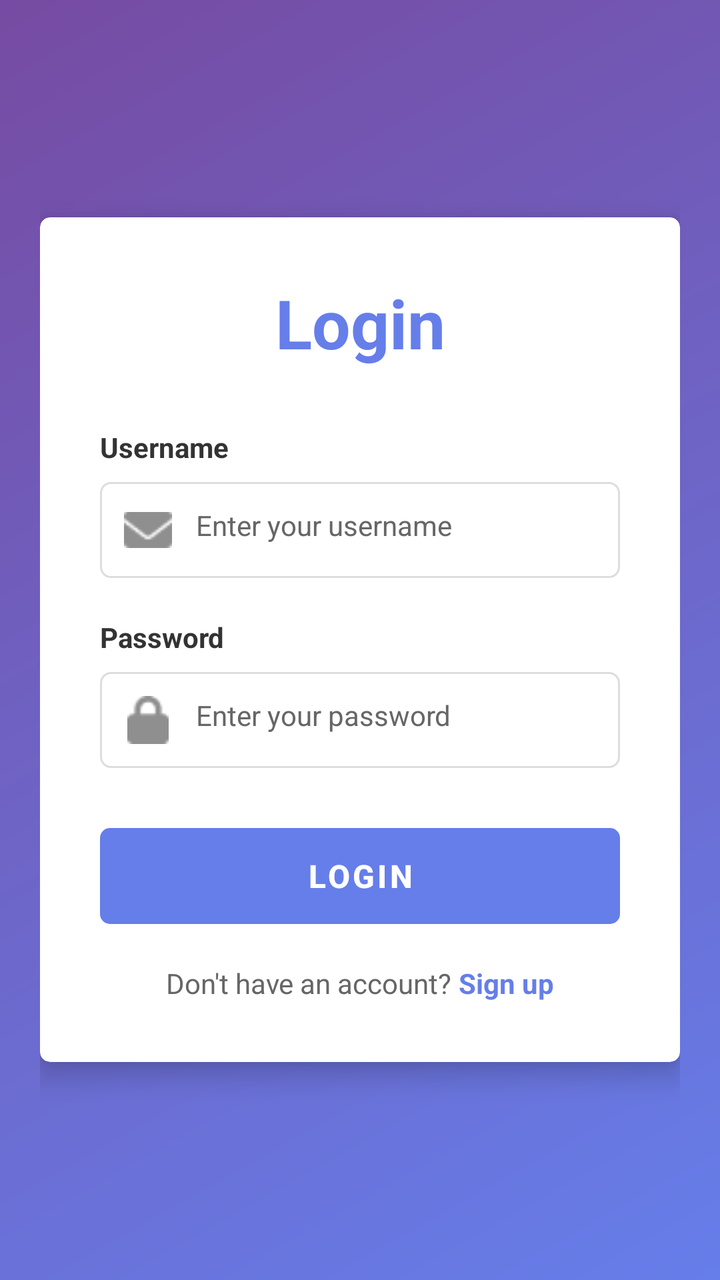
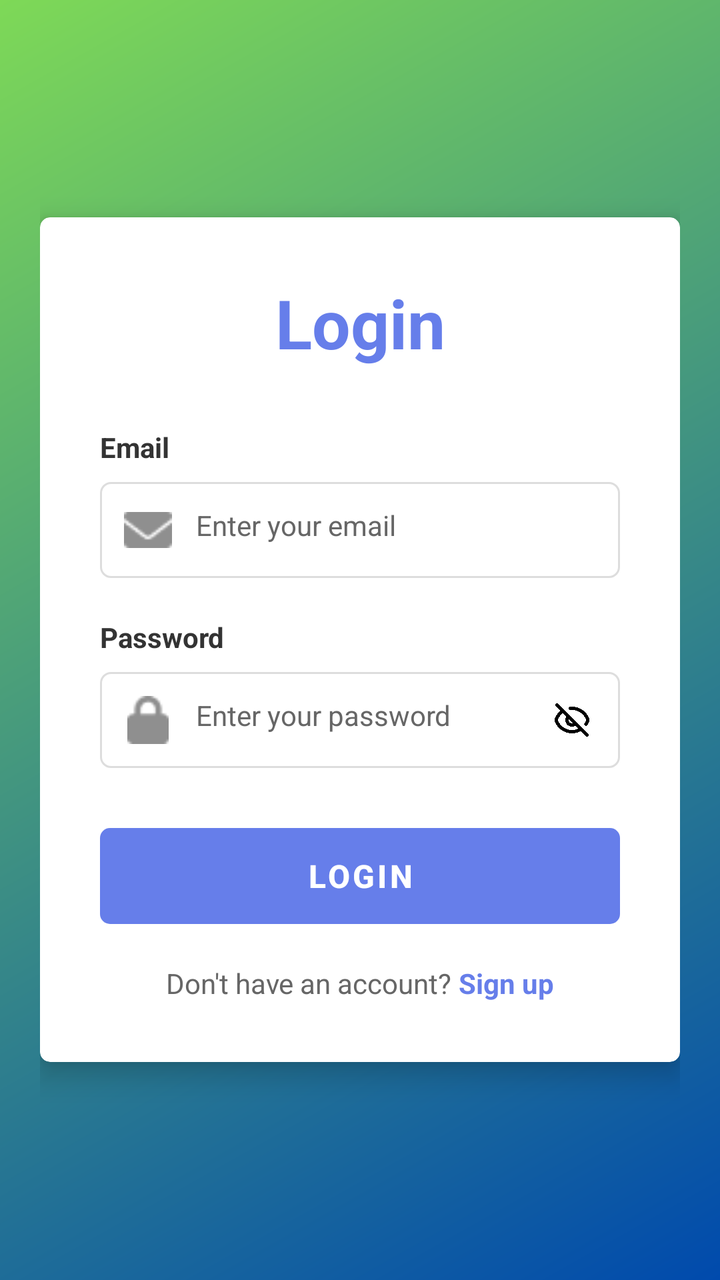

An Android layout rendered at two revisions. The XML below is the earlier revision; the diff shows what the commit changed to produce the second picture.
<!-- AndroidManifest.xml: application theme Theme.LogPoint -->
<!-- res/layout/activity_login.xml -->
<?xml version="1.0" encoding="utf-8"?>
<LinearLayout xmlns:android="http://schemas.android.com/apk/res/android"
    xmlns:app="http://schemas.android.com/apk/res-auto"
    android:layout_width="match_parent"
    android:layout_height="match_parent"
    android:orientation="vertical"
    android:background="@drawable/gradient_background"
    android:gravity="center"
    android:padding="@dimen/spacing_xl">

    <androidx.cardview.widget.CardView
        android:layout_width="match_parent"
        android:layout_height="wrap_content"
        app:cardCornerRadius="@dimen/button_corner_radius"
        app:cardElevation="8dp"
        app:cardBackgroundColor="@color/white">

        <LinearLayout
            android:layout_width="match_parent"
            android:layout_height="wrap_content"
            android:orientation="vertical"
            android:padding="@dimen/spacing_xxxl">

            <TextView
                android:layout_width="match_parent"
                android:layout_height="wrap_content"
                android:text="Login"
                android:textSize="@dimen/text_huge"
                android:textColor="@color/primary_dark"
                android:textStyle="bold"
                android:gravity="center"
                android:layout_marginBottom="@dimen/spacing_xxxl" />

            
            <TextView
                android:layout_width="match_parent"
                android:layout_height="wrap_content"
                android:text="Username"
                android:textColor="@color/text_dark"
                android:textSize="@dimen/text_sm"
                android:textStyle="bold"
                android:layout_marginBottom="@dimen/spacing_sm"
                android:gravity="start" />

            
            <RelativeLayout
                android:layout_width="match_parent"
                android:layout_height="wrap_content"
                android:layout_marginBottom="@dimen/spacing_xl"
                android:background="@drawable/input_background"
                android:padding="@dimen/input_padding"
                android:focusable="false">

                <ImageView
                    android:id="@+id/iconEmail"
                    android:layout_width="@dimen/icon_size_lg"
                    android:layout_height="@dimen/icon_size_lg"
                    android:src="@drawable/ic_email"
                    android:layout_alignParentStart="true"
                    android:layout_centerVertical="true"
                    android:focusable="false" />

                <EditText
                    android:id="@+id/etUsername"
                    android:layout_width="match_parent"
                    android:layout_height="wrap_content"
                    android:layout_toEndOf="@id/iconEmail"
                    android:layout_marginStart="@dimen/input_icon_margin"
                    android:hint="Enter your username"
                    android:background="@null"
                    android:textSize="@dimen/text_sm"
                    android:maxLines="1"
                    android:inputType="text"
                    android:textColor="@color/text_dark"
                    android:textColorHint="@color/text_light"
                    android:gravity="start|center_vertical"
                    android:focusable="true"
                    android:focusableInTouchMode="true"
                    android:cursorVisible="true"
                    android:clickable="true" />
            </RelativeLayout>

            
            <TextView
                android:layout_width="match_parent"
                android:layout_height="wrap_content"
                android:text="Password"
                android:textColor="@color/text_dark"
                android:textSize="@dimen/text_sm"
                android:textStyle="bold"
                android:layout_marginBottom="@dimen/spacing_sm"
                android:gravity="start" />

            
            <RelativeLayout
                android:layout_width="match_parent"
                android:layout_height="wrap_content"
                android:layout_marginBottom="@dimen/spacing_xxxl"
                android:background="@drawable/input_background"
                android:padding="@dimen/input_padding"
                android:focusable="false">

                <ImageView
                    android:id="@+id/iconPassword"
                    android:layout_width="@dimen/icon_size_lg"
                    android:layout_height="@dimen/icon_size_lg"
                    android:src="@drawable/ic_password"
                    android:layout_alignParentStart="true"
                    android:layout_centerVertical="true"
                    android:focusable="false" />

                <EditText
                    android:id="@+id/etPassword"
                    android:layout_width="match_parent"
                    android:layout_height="wrap_content"
                    android:layout_toEndOf="@id/iconPassword"
                    android:layout_marginStart="@dimen/input_icon_margin"
                    android:hint="Enter your password"
                    android:inputType="textPassword"
                    android:background="@null"
                    android:textSize="@dimen/text_sm"
                    android:maxLines="1"
                    android:textColor="@color/text_dark"
                    android:textColorHint="@color/text_light"
                    android:gravity="start|center_vertical"
                    android:focusable="true"
                    android:focusableInTouchMode="true"
                    android:cursorVisible="true"
                    android:clickable="true" />
            </RelativeLayout>

            
            <TextView
                android:id="@+id/tvError"
                android:layout_width="match_parent"
                android:layout_height="wrap_content"
                android:textColor="@color/error"
                android:textSize="@dimen/text_xs"
                android:gravity="center"
                android:visibility="gone"
                android:layout_marginBottom="@dimen/spacing_sm" />

            
            <com.google.android.material.button.MaterialButton
                android:id="@+id/btnLogin"
                android:layout_width="match_parent"
                android:layout_height="@dimen/button_height"
                android:background="@drawable/gradient_button"
                android:text="Login"
                android:textColor="@color/white"
                android:textSize="@dimen/text_md"
                android:textStyle="bold"
                android:layout_marginBottom="@dimen/spacing_xl"
                app:cornerRadius="@dimen/button_corner_radius"
                android:stateListAnimator="@null" />

            
            <ProgressBar
                android:id="@+id/progressBar"
                android:layout_width="wrap_content"
                android:layout_height="wrap_content"
                android:layout_gravity="center"
                android:visibility="gone"
                android:layout_marginBottom="@dimen/spacing_xl" />

            
            <LinearLayout
                android:layout_width="match_parent"
                android:layout_height="wrap_content"
                android:orientation="horizontal"
                android:gravity="center">

                <TextView
                    android:layout_width="wrap_content"
                    android:layout_height="wrap_content"
                    android:text="Don't have an account? "
                    android:textColor="@color/text_light"
                    android:textSize="@dimen/text_sm"
                    android:gravity="start" />

                <TextView
                    android:id="@+id/tvSignUp"
                    android:layout_width="wrap_content"
                    android:layout_height="wrap_content"
                    android:text="Sign up"
                    android:textColor="@color/primary_dark"
                    android:textSize="@dimen/text_sm"
                    android:textStyle="bold"
                    android:clickable="true"
                    android:focusable="true"
                    android:gravity="start" />

            </LinearLayout>

        </LinearLayout>

    </androidx.cardview.widget.CardView>

</LinearLayout>
<!-- resources referenced by this layout -->
<resources>
  <color name="error">#F44336</color>
  <color name="primary_dark">#667EEA</color>
  <color name="text_dark">#333333</color>
  <color name="text_light">#666666</color>
  <color name="white">#FFFFFF</color>
  <dimen name="button_corner_radius">5dp</dimen>
  <dimen name="button_height">48dp</dimen>
  <dimen name="icon_size_lg">24dp</dimen>
  <dimen name="input_icon_margin">12dp</dimen>
  <dimen name="input_padding">12dp</dimen>
  <dimen name="spacing_sm">8dp</dimen>
  <dimen name="spacing_xl">20dp</dimen>
  <dimen name="spacing_xxxl">30dp</dimen>
  <dimen name="text_huge">34sp</dimen>
  <dimen name="text_md">16sp</dimen>
  <dimen name="text_sm">14sp</dimen>
  <dimen name="text_xs">12sp</dimen>
  <!-- drawable gradient_background (drawable) -->
  <?xml version="1.0" encoding="utf-8"?>
  <shape xmlns:android="http://schemas.android.com/apk/res/android">
      <gradient
          android:angle="135"
          android:startColor="@color/primary_dark"
          android:endColor="@color/primary_light" />
  </shape>
  <!-- drawable gradient_button (drawable) -->
  <?xml version="1.0" encoding="utf-8"?>
  <shape xmlns:android="http://schemas.android.com/apk/res/android">
      <gradient
          android:angle="135"
          android:startColor="@color/primary_dark"
          android:endColor="@color/primary_light" />
      <corners android:radius="5dp" />
      <padding
          android:left="12dp"
          android:top="12dp"
          android:right="12dp"
          android:bottom="12dp" />
  </shape>
  <!-- drawable ic_email: png bitmap (drawable, 358 bytes) -->
  <!-- drawable ic_password: png bitmap (drawable, 370 bytes) -->
  <!-- drawable input_background (drawable) -->
  <?xml version="1.0" encoding="utf-8"?>
  <shape xmlns:android="http://schemas.android.com/apk/res/android">
      <solid android:color="@color/white" />
      <stroke
          android:width="1dp"
          android:color="@color/border_light" />
      <corners android:radius="5dp" />
  </shape>
  <style name="Theme.LogPoint" parent="Theme.MaterialComponents.DayNight.NoActionBar">
          
          <item name="colorPrimary">@color/primary_dark</item>
          <item name="colorPrimaryVariant">@color/primary_light</item>
          <item name="colorOnPrimary">@color/white</item>
  
          
          <item name="colorError">@color/error</item>
  
          
          <item name="android:colorBackground">@color/bg_light</item>
      </style>
  <color name="primary_light">#764BA2</color>
  <color name="border_light">#DDDDDD</color>
  <color name="bg_light">#F5F5F5</color>
</resources>

<!-- the commit's change to res/layout/activity_login.xml (unified diff, before → after) -->
@@ -35,7 +35,7 @@
             <TextView
                 android:layout_width="match_parent"
                 android:layout_height="wrap_content"
-                android:text="Username"
+                android:text="Email"
                 android:textColor="@color/text_dark"
                 android:textSize="@dimen/text_sm"
                 android:textStyle="bold"
@@ -66,11 +66,11 @@
                     android:layout_height="wrap_content"
                     android:layout_toEndOf="@id/iconEmail"
                     android:layout_marginStart="@dimen/input_icon_margin"
-                    android:hint="Enter your username"
+                    android:hint="Enter your email"
                     android:background="@null"
                     android:textSize="@dimen/text_sm"
                     android:maxLines="1"
-                    android:inputType="text"
+                    android:inputType="textEmailAddress"
                     android:textColor="@color/text_dark"
                     android:textColorHint="@color/text_light"
                     android:gravity="start|center_vertical"
@@ -109,12 +109,25 @@
                     android:layout_centerVertical="true"
                     android:focusable="false" />
 
+                <ImageView
+                    android:id="@+id/ivTogglePassword"
+                    android:layout_width="@dimen/icon_size_lg"
+                    android:layout_height="@dimen/icon_size_lg"
+                    android:src="@drawable/eye_slash"
+                    android:layout_alignParentEnd="true"
+                    android:layout_centerVertical="true"
+                    android:focusable="true"
+                    android:clickable="true"
+                    android:padding="2dp" />
+
                 <EditText
                     android:id="@+id/etPassword"
                     android:layout_width="match_parent"
                     android:layout_height="wrap_content"
                     android:layout_toEndOf="@id/iconPassword"
+                    android:layout_toStartOf="@id/ivTogglePassword"
                     android:layout_marginStart="@dimen/input_icon_margin"
+                    android:layout_marginEnd="@dimen/input_icon_margin"
                     android:hint="Enter your password"
                     android:inputType="textPassword"
                     android:background="@null"
@@ -175,8 +188,7 @@
                     android:layout_height="wrap_content"
                     android:text="Don't have an account? "
                     android:textColor="@color/text_light"
-                    android:textSize="@dimen/text_sm"
-                    android:gravity="start" />
+                    android:textSize="@dimen/text_sm" />
 
                 <TextView
                     android:id="@+id/tvSignUp"
@@ -187,8 +199,7 @@
                     android:textSize="@dimen/text_sm"
                     android:textStyle="bold"
                     android:clickable="true"
-                    android:focusable="true"
-                    android:gravity="start" />
+                    android:focusable="true" />
 
             </LinearLayout>
 
<!-- resource entries referenced after the edit -->
@@ -17,21 +17,22 @@
   <dimen name="text_md">16sp</dimen>
   <dimen name="text_sm">14sp</dimen>
   <dimen name="text_xs">12sp</dimen>
+  <!-- drawable eye_slash: png bitmap (drawable, 83585 bytes) -->
   <!-- drawable gradient_background (drawable) -->
   <?xml version="1.0" encoding="utf-8"?>
   <shape xmlns:android="http://schemas.android.com/apk/res/android">
       <gradient
           android:angle="135"
-          android:startColor="@color/primary_dark"
-          android:endColor="@color/primary_light" />
+          android:startColor="#004aad"
+          android:endColor="#7ed957" />
   </shape>
   <!-- drawable gradient_button (drawable) -->
   <?xml version="1.0" encoding="utf-8"?>
   <shape xmlns:android="http://schemas.android.com/apk/res/android">
       <gradient
           android:angle="135"
-          android:startColor="@color/primary_dark"
-          android:endColor="@color/primary_light" />
+          android:startColor="#004aad"
+          android:endColor="#7ed957" />
       <corners android:radius="5dp" />
       <padding
           android:left="12dp"
